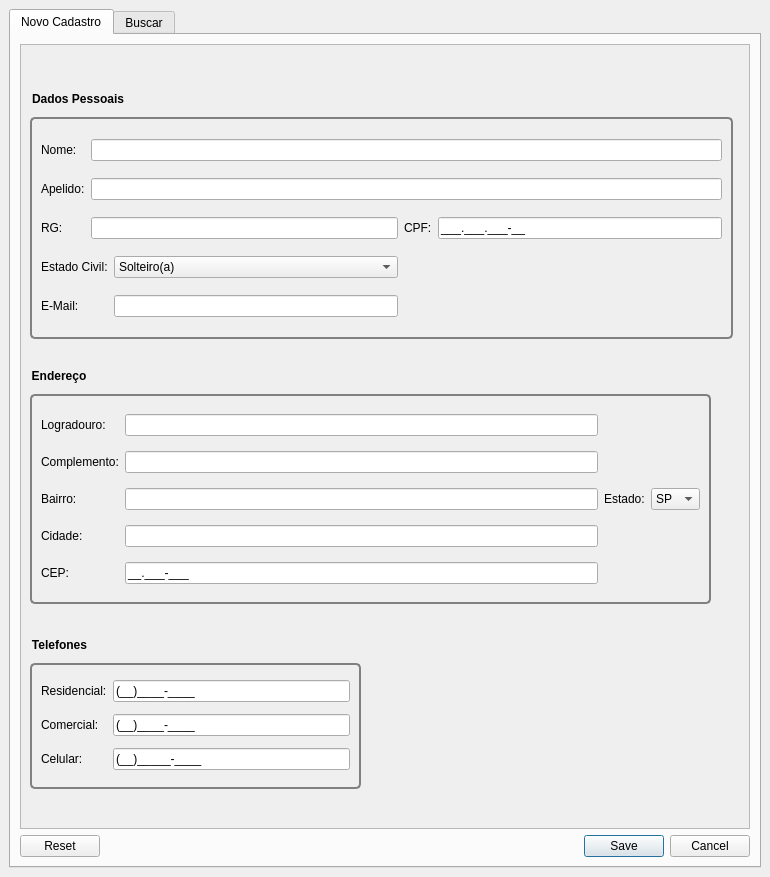
Before: the Qt Designer form src/lib/ui/add_associate.ui in raulvc/seareiros, drawn with Qt 5.
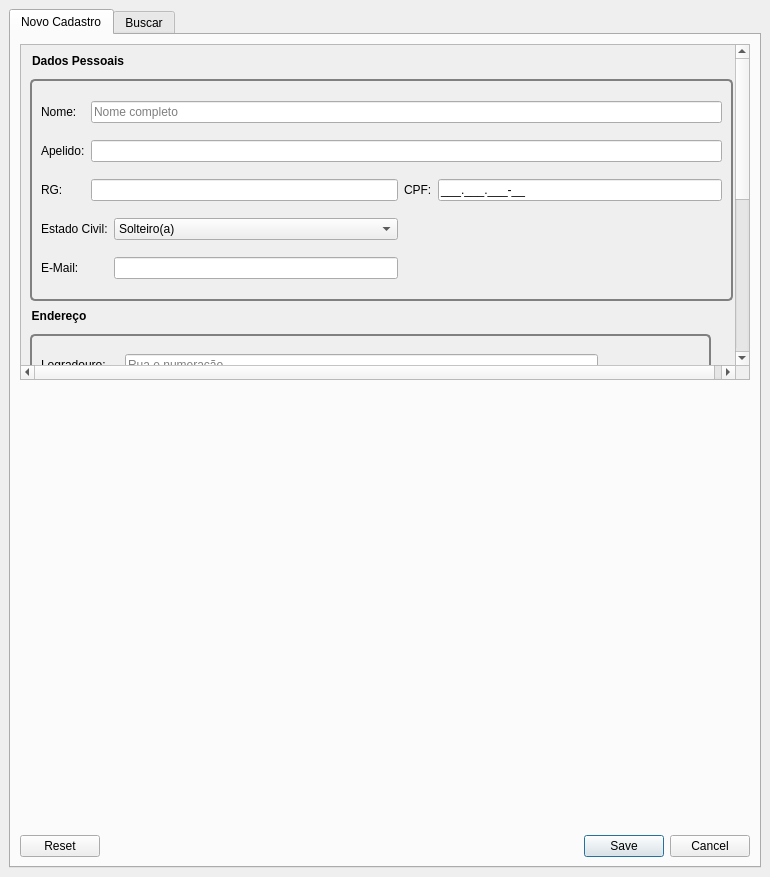
After: the same form once the commit is applied. Icons and pictures are not drawn.

```diff
--- a/src/lib/ui/add_associate.ui
+++ b/src/lib/ui/add_associate.ui
@@ -84,8 +84,11 @@
        <layout class="QVBoxLayout" name="verticalLayout_5">
         <item>
          <layout class="QVBoxLayout" name="verticalLayout_4">
-          <item>
+          <item alignment="Qt::AlignTop">
            <widget class="QScrollArea" name="scrollArea">
+            <property name="styleSheet">
+             <string notr="true"/>
+            </property>
             <property name="widgetResizable">
              <bool>true</bool>
             </property>
@@ -97,8 +100,8 @@
               <rect>
                <x>0</x>
                <y>0</y>
-               <width>726</width>
-               <height>734</height>
+               <width>721</width>
+               <height>663</height>
               </rect>
              </property>
              <property name="sizePolicy">
@@ -108,7 +111,7 @@
               </sizepolicy>
              </property>
              <layout class="QVBoxLayout" name="verticalLayout">
-              <item>
+              <item alignment="Qt::AlignTop">
                <widget class="QGroupBox" name="groupBox">
                 <property name="sizePolicy">
                  <sizepolicy hsizetype="Fixed" vsizetype="Fixed">
@@ -159,7 +162,10 @@
                 </property>
                 <layout class="QGridLayout" name="gridLayout">
                  <item row="3" column="2">
-                  <widget class="QComboBox" name="comboBox">
+                  <widget class="QComboBox" name="comboMaritalStatus">
+                   <property name="editable">
+                    <bool>false</bool>
+                   </property>
                    <item>
                     <property name="text">
                      <string>Solteiro(a)</string>
@@ -190,6 +196,9 @@
                    <property name="inputMask">
                     <string/>
                    </property>
+                   <property name="placeholderText">
+                    <string/>
+                   </property>
                   </widget>
                  </item>
                  <item row="2" column="3">
@@ -204,6 +213,9 @@
                    <property name="inputMask">
                     <string>999.999.999-99;_</string>
                    </property>
+                   <property name="placeholderText">
+                    <string/>
+                   </property>
                   </widget>
                  </item>
                  <item row="3" column="0" colspan="2">
@@ -218,6 +230,9 @@
                    <property name="inputMethodHints">
                     <set>Qt::ImhUppercaseOnly</set>
                    </property>
+                   <property name="placeholderText">
+                    <string>Nome completo</string>
+                   </property>
                   </widget>
                  </item>
                  <item row="0" column="0">
@@ -323,7 +338,11 @@
                   </widget>
                  </item>
                  <item row="0" column="1">
-                  <widget class="QLineEdit" name="edStreet"/>
+                  <widget class="QLineEdit" name="edStreet">
+                   <property name="placeholderText">
+                    <string>Rua e numeração</string>
+                   </property>
+                  </widget>
                  </item>
                  <item row="1" column="0">
                   <widget class="QLabel" name="label_8">
@@ -354,6 +373,9 @@
                  </item>
                  <item row="2" column="3">
                   <widget class="QComboBox" name="comboProvince">
+                   <property name="editable">
+                    <bool>false</bool>
+                   </property>
                    <property name="currentIndex">
                     <number>24</number>
                    </property>
```
Left out of the diff: 6 changed lines with no effect on the pictures.
